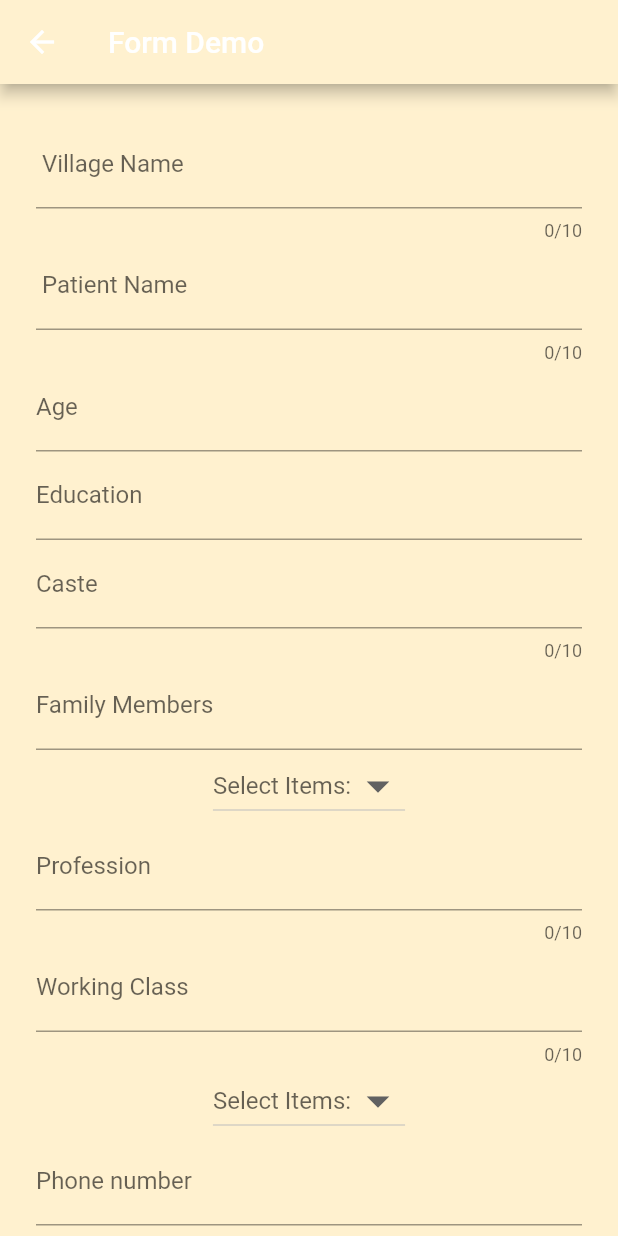
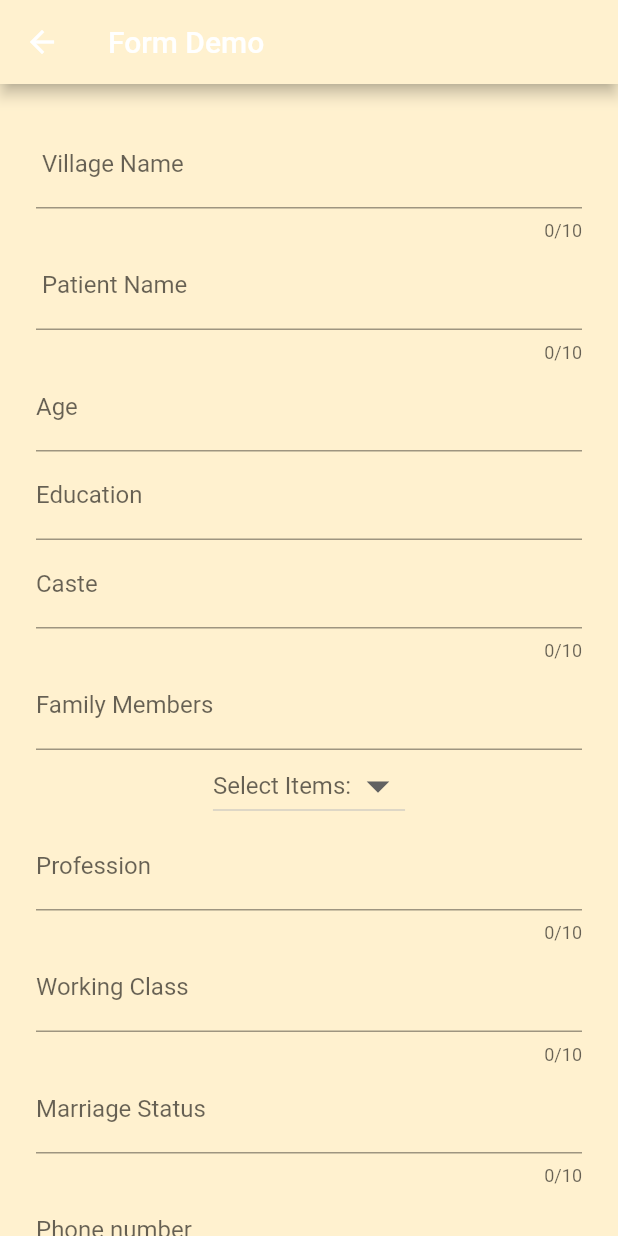
Before and after one commit to janavi2001/Sakhi_Final, a Flutter app: the FormScreen screen opened directly, on a phone screen of 412 x 824 dp. Run offline on Flutter 3.47's test engine with Material 2 defaults, Android fonts, the phone set to English and light mode, and no system bars; our stand-ins replace cloud_firestore, date_format, firebase_auth, firebase_core; missing offline and left inert: firebase_auth_web, firebase_core_web; accounts and stored records are empty.

Commit message:
Revert "Tabs changes"
This reverts commit 5c026508a6bef8745d22f20eacb0099f2f6b370c.

```diff
--- a/lib/PersonalDetailsForm/body.dart
+++ b/lib/PersonalDetailsForm/body.dart
@@ -64,7 +64,7 @@ class FormScreenState extends State<FormScreen> {
       validator: (String value) {
         int Age = int.tryParse(value);
 
-        if (Age == null || Age <= 0 || Age > 100) {
+        if (Age == null || Age <= 0|| Age>100) {
           return 'Enter a valid age';
         }
 
@@ -79,6 +79,7 @@ class FormScreenState extends State<FormScreen> {
   Widget _buildEducation() {
     return TextFormField(
       decoration: InputDecoration(labelText: 'Education'),
+
       validator: (String value) {
         if (value.isEmpty) {
           return 'Education is Required';
@@ -117,7 +118,7 @@ class FormScreenState extends State<FormScreen> {
         // ignore: non_constant_identifier_names
         int FamilyMembers = int.tryParse(value);
 
-        if (FamilyMembers == null || FamilyMembers < 20) {
+        if (FamilyMembers == null || FamilyMembers<20) {
           return 'Enter a Valid number';
         }
 
@@ -129,24 +130,30 @@ class FormScreenState extends State<FormScreen> {
     );
   }
 
+
+
   Widget _buildGender() {
+
+
+
     var valueChoose;
-    List listitem = ['Male', 'Female', 'Others'];
+    List listitem=['Male','Female','Others'];
     return Container(
       child: DropdownButton(
         hint: Text('Select Items:'),
         icon: Icon(Icons.arrow_drop_down),
         iconSize: 36,
         value: valueChoose,
-        onChanged: (newvalue) {
+        onChanged: (newvalue){
           setState(() {
-            valueChoose = newvalue;
+            valueChoose=newvalue;
           });
+
         },
-        items: listitem.map((valueitem) {
+        items: listitem.map((valueitem){
           return DropdownMenuItem(
-            value: valueitem,
-            child: Text(valueitem),
+            value:valueitem,
+            child:Text(valueitem),
           );
         }).toList(),
       ),
@@ -188,26 +195,19 @@ class FormScreenState extends State<FormScreen> {
   }
 
   Widget _buildMarriageStatus() {
-    var valueChoose;
-    List listitem = ['Married', 'Unmarried', 'Others'];
-    return Container(
-      child: DropdownButton(
-        hint: Text('Select Items:'),
-        icon: Icon(Icons.arrow_drop_down),
-        iconSize: 36,
-        value: valueChoose,
-        onChanged: (newvalue) {
-          setState(() {
-            valueChoose = newvalue;
-          });
-        },
-        items: listitem.map((valueitem) {
-          return DropdownMenuItem(
-            value: valueitem,
-            child: Text(valueitem),
-          );
-        }).toList(),
-      ),
+    return TextFormField(
+      decoration: InputDecoration(labelText: 'Marriage Status'),
+      maxLength: 10,
+      validator: (String value) {
+        if (value.isEmpty) {
+          return 'Marriage Status is Required';
+        }
+
+        return null;
+      },
+      onSaved: (String value) {
+        _MarriageStatus = value;
+      },
     );
   }
 
```
Also changed, not shown: lib/TabsPage/TabsPage.dart (deleted, +0 -35 lines).
